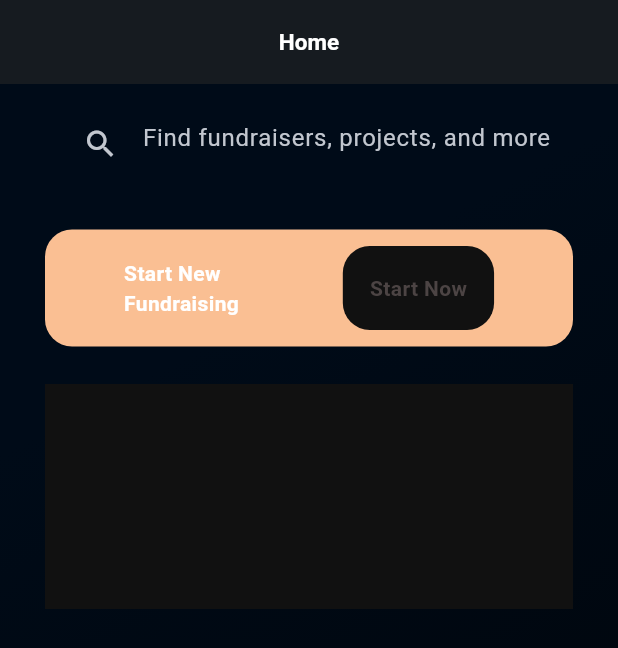
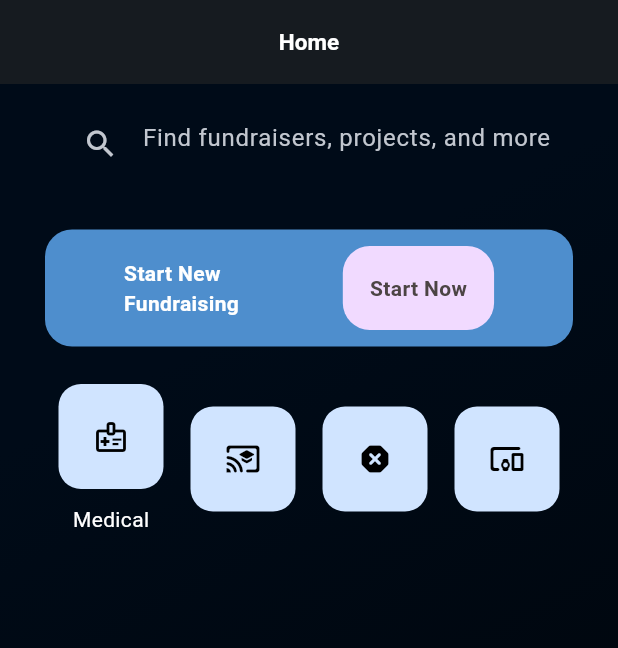
Before and after one commit to Mikku32/fundraising_fullstack, a Flutter app: the screen it shows after launch, on a phone screen of 412 x 824 dp. Shown: the top 648 px of the screen. Run offline on Flutter 3.47's test engine with Material 3 defaults, Android fonts, the light colour scheme and no system bars; our stand-ins replace bloc, device_preview, dio, flex_color_scheme, flutter_bloc, shared_preferences.

Commit message:
categories added

```diff
--- a/lib/home/views/home_page.dart
+++ b/lib/home/views/home_page.dart
@@ -30,7 +30,8 @@ class HomePage extends StatelessWidget {
                   child: TextField(
                       controller: _searchcontroller,
                       style: const TextStyle(color: Colors.black),
-                      decoration: const InputDecoration(
+                      decoration: InputDecoration(
+                        fillColor: Theme.of(context).colorScheme.background,
                         border: InputBorder.none,
                         prefixIcon: Icon(Icons.search),
                         hintText: "Find fundraisers, projects, and more",
@@ -43,7 +44,7 @@ class HomePage extends StatelessWidget {
                   width: double.infinity,
                   decoration: BoxDecoration(
                       borderRadius: BorderRadius.circular(18),
-                      color: Theme.of(context).colorScheme.secondary),
+                      color: Theme.of(context).colorScheme.surfaceTint),
                   child: Padding(
                     padding: const EdgeInsets.symmetric(
                         vertical: 11, horizontal: 18),
@@ -58,7 +59,9 @@ class HomePage extends StatelessWidget {
                               padding: const EdgeInsets.all(10),
                               decoration: BoxDecoration(
                                   borderRadius: BorderRadius.circular(18),
-                                  color: Theme.of(context).colorScheme.surface),
+                                  color: Theme.of(context)
+                                      .colorScheme
+                                      .onTertiaryContainer),
                               child: const Padding(
                                 padding: EdgeInsets.all(8.0),
                                 child: Text(
@@ -74,8 +77,70 @@ class HomePage extends StatelessWidget {
                 const SizedBox(
                   height: 25,
                 ),
-                Container(
-                    height: 150, color: Theme.of(context).colorScheme.surface)
+                Row(
+                    mainAxisAlignment: MainAxisAlignment.spaceAround,
+                    children: [
+                      Column(
+                        children: [
+                          Container(
+                            height: 70,
+                            width: 70,
+                            decoration: BoxDecoration(
+                                borderRadius: BorderRadius.circular(15),
+                                color: Theme.of(context)
+                                    .colorScheme
+                                    .onPrimaryContainer),
+                            child: Icon(
+                              Icons.medical_information_outlined,
+                              color: Theme.of(context).colorScheme.onSecondary,
+                            ),
+                          ),
+                          SizedBox(
+                            height: 10,
+                          ),
+                          Text('Medical')
+                        ],
+                      ),
+                      Container(
+                        height: 70,
+                        width: 70,
+                        decoration: BoxDecoration(
+                            borderRadius: BorderRadius.circular(15),
+                            color: Theme.of(context)
+                                .colorScheme
+                                .onPrimaryContainer),
+                        child: Icon(
+                          Icons.cast_for_education_rounded,
+                          color: Theme.of(context).colorScheme.onSecondary,
+                        ),
+                      ),
+                      Container(
+                        height: 70,
+                        width: 70,
+                        decoration: BoxDecoration(
+                            borderRadius: BorderRadius.circular(15),
+                            color: Theme.of(context)
+                                .colorScheme
+                                .onPrimaryContainer),
+                        child: Icon(
+                          Icons.dangerous_rounded,
+                          color: Theme.of(context).colorScheme.onSecondary,
+                        ),
+                      ),
+                      Container(
+                        height: 70,
+                        width: 70,
+                        decoration: BoxDecoration(
+                            borderRadius: BorderRadius.circular(15),
+                            color: Theme.of(context)
+                                .colorScheme
+                                .onPrimaryContainer),
+                        child: Icon(
+                          Icons.devices_other_rounded,
+                          color: Theme.of(context).colorScheme.onSecondary,
+                        ),
+                      ),
+                    ])
               ]),
             ),
           ),
```
